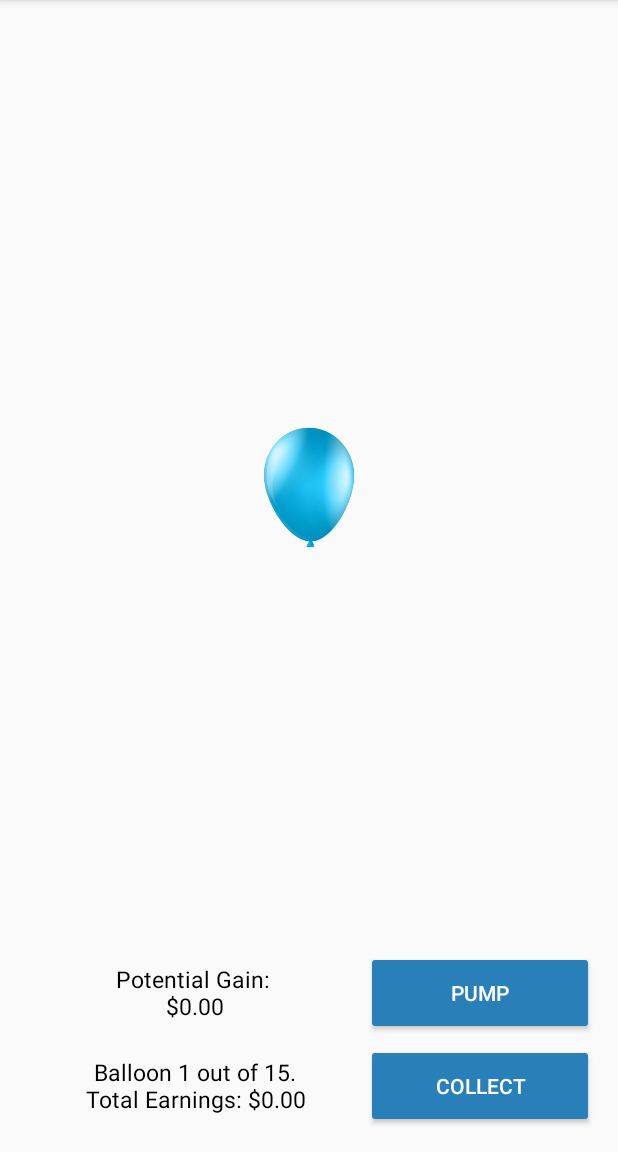
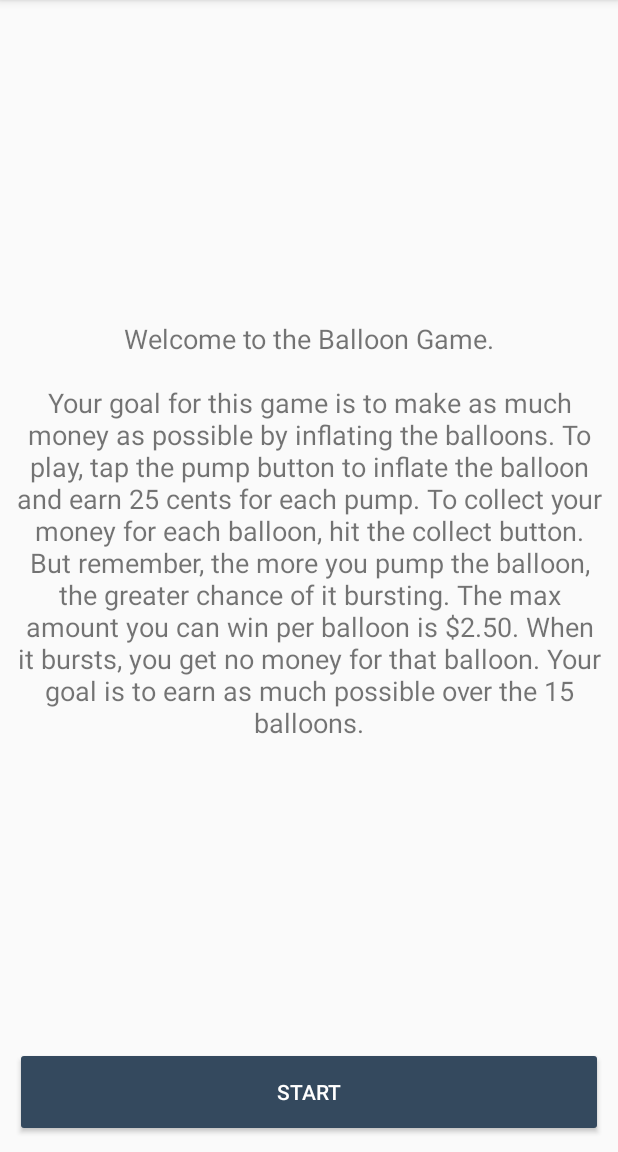
Before and after one commit to smalldatalab/android-gonogo, an Android app: the BalloonGame screen opened directly, with no data from a screen before it, on a phone screen of 412 x 824 dp, the part 84-1236 px from its top. Run offline under Robolectric (Android 15) with nearby library versions, the phone set to English and light mode, and no system bars; libraries missing offline, so code that uses them is left out: tyrantgit.explosionfield; 1 statement that could not run was skipped.

Commit message:
Balloon Game: Design + Basic UX

```diff
--- a/app/build.gradle
+++ b/app/build.gradle
@@ -25,4 +25,5 @@ dependencies {
     compile 'com.android.support:appcompat-v7:23.3.0'
     compile 'com.android.support:support-v4:23.3.0'
     compile 'com.google.android.gms:play-services:8.4.0'
+    compile 'tyrantgit:explosionfield:1.0.1'
 }
--- a/app/src/main/java/org/ohmage/pulsus/BalloonGame.java
+++ b/app/src/main/java/org/ohmage/pulsus/BalloonGame.java
@@ -1,13 +1,126 @@
 package org.ohmage.pulsus;
 
+import android.os.Handler;
+import android.support.annotation.Nullable;
 import android.support.v7.app.AppCompatActivity;
 import android.os.Bundle;
+import android.transition.Explode;
+import android.util.Log;
+import android.view.MotionEvent;
+import android.view.View;
+import android.widget.Button;
+import android.widget.ImageView;
+import android.widget.RelativeLayout;
+import android.widget.Toast;
+
+import tyrantgit.explosionfield.ExplosionAnimator;
+import tyrantgit.explosionfield.ExplosionField;
 
 public class BalloonGame extends AppCompatActivity {
+
+    // Constants
+    final float SCALE_ORIGINAL = 0.2f;
+    final float SCALE_X = 0.1f;
+    final float SCALE_Y = 0.08f;
+    final int MAX_PUMPS = 12;
+    final int numberOfBalloons = 15;
+    final float gainsPerPump = 0.25f;
+
+    // UI
+    ImageView balloonImageView;
+    Button pumpButton;
+    Button collectButton;
+    RelativeLayout instructionsLayout;
+    RelativeLayout gameLayout;
+    Button startButton;
+
+    // Test Variables
+    private ExplosionField mExplosionField;
+    int pumps = 0;
+
 
     @Override
     protected void onCreate(Bundle savedInstanceState) {
         super.onCreate(savedInstanceState);
         setContentView(R.layout.activity_balloon_game);
+
+        findViews();
+
+        // Prevent pumping or collecting before game start
+        pumpButton.setEnabled(false);
+        collectButton.setEnabled(false);
+
+        // Hide Instructions when Start is clicked
+        startButton.setOnClickListener(new View.OnClickListener() {
+            @Override
+            public void onClick(View v) {
+
+                // Hide instructions and show game layout
+                instructionsLayout.animate().setDuration(300).alpha(0.f);
+                gameLayout.animate().setDuration(300).alpha(1.f);
+                gameLayout.bringToFront();
+
+                // Allow for pump and collect
+                pumpButton.setEnabled(true);
+                collectButton.setEnabled(true);
+            }
+        });
+        mExplosionField = ExplosionField.attach2Window(this);
+
+        pumpButton.setOnClickListener(new View.OnClickListener() {
+            @Override
+            public void onClick(View v) {
+                tappedPump();
+            }
+        });
+
+        collectButton.setOnClickListener(new View.OnClickListener() {
+            @Override
+            public void onClick(View v) {
+                tappedCollect();
+            }
+        });
+    }
+
+    private void findViews() {
+        instructionsLayout = (RelativeLayout) findViewById(R.id.balloon_game_instructions);
+        gameLayout = (RelativeLayout) findViewById(R.id.balloon_game_layout);
+        startButton = (Button) findViewById(R.id.start_balloon_game_button);
+
+        balloonImageView = (ImageView) findViewById(R.id.balloon_image_view);
+        pumpButton = (Button) findViewById(R.id.pump_button);
+        collectButton = (Button) findViewById(R.id.collect_button);
+    }
+
+    private void resetBalloon() {
+        balloonImageView.setScaleX(SCALE_ORIGINAL);
+        balloonImageView.setScaleY(SCALE_ORIGINAL);
+        balloonImageView.setAlpha(1.f);
+        mExplosionField.clear();
+    }
+
+    private void tappedPump() {
+
+        if (pumps < MAX_PUMPS) {
+            balloonImageView.animate().scaleXBy(SCALE_X);
+            balloonImageView.animate().scaleYBy(SCALE_Y);
+            pumps++;
+
+        } else {
+            mExplosionField.explode(balloonImageView);
+            new Handler().postDelayed(new Runnable() {
+                @Override
+                public void run() {
+                    resetBalloon();
+                }
+            }, 1300);
+            pumps = 0;
+        }
+    }
+
+    private void tappedCollect() {
+        pumps = 0;
+        balloonImageView.setScaleX(SCALE_ORIGINAL);
+        balloonImageView.setScaleY(SCALE_ORIGINAL);
     }
 }
--- a/app/src/main/res/layout/activity_balloon_game.xml
+++ b/app/src/main/res/layout/activity_balloon_game.xml
@@ -1,12 +1,18 @@
 <?xml version="1.0" encoding="utf-8"?>
+
 <RelativeLayout xmlns:android="http://schemas.android.com/apk/res/android"
     xmlns:tools="http://schemas.android.com/tools"
+    android:layout_width="match_parent"
+    android:layout_height="match_parent">
+
+    <RelativeLayout
+        android:id="@+id/balloon_game_layout"
+        android:alpha="0.0"
         android:layout_width="match_parent"
         android:layout_height="match_parent"
         android:paddingBottom="@dimen/activity_vertical_margin"
         android:paddingLeft="@dimen/activity_horizontal_margin"
         android:paddingRight="@dimen/activity_horizontal_margin"
-    android:paddingTop="@dimen/activity_vertical_margin"
         tools:context="org.ohmage.pulsus.BalloonGame">
 
         <LinearLayout
@@ -31,6 +37,7 @@
                     android:gravity="center"
                     android:layout_gravity="center"/>
                 <Button
+                    android:id="@+id/pump_button"
                     android:layout_width="0dp"
                     android:layout_height="match_parent"
                     android:layout_weight=".40"
@@ -55,6 +62,7 @@
                     android:gravity="center"
                     android:layout_gravity="center"/>
                 <Button
+                    android:id="@+id/collect_button"
                     android:layout_width="0dp"
                     android:layout_height="match_parent"
                     android:layout_weight=".40"
@@ -72,13 +80,41 @@
             android:layout_height="match_parent"
             android:layout_above="@id/controls_layout">
             <ImageView
+                android:id="@+id/balloon_image_view"
                 android:layout_width="wrap_content"
                 android:layout_height="wrap_content"
                 android:layout_centerInParent="true"
                 android:scaleType="fitCenter"
-            android:scaleX=".3"
-            android:scaleY=".3"
+                android:scaleX=".2"
+                android:scaleY=".2"
                 android:src="@drawable/balloon_blue"/>
         </RelativeLayout>
 
     </RelativeLayout>
+
+    <RelativeLayout
+        android:id="@+id/balloon_game_instructions"
+        android:layout_width="match_parent"
+        android:layout_height="match_parent"
+        android:padding="10dp">
+
+        <Button
+            android:id="@+id/start_balloon_game_button"
+            android:layout_width="match_parent"
+            android:layout_height="60dp"
+            android:layout_alignParentBottom="true"
+            android:text="@string/start_task"
+            android:backgroundTint="@color/darkBlue"
+            android:textColor="@color/whiteColor"/>
+
+        <TextView
+            android:layout_width="match_parent"
+            android:layout_height="match_parent"
+            android:text="@string/balloon_game_instructions"
+            android:gravity="center"
+            android:layout_above="@id/start_balloon_game_button"
+            android:textSize="18sp" />
+
+    </RelativeLayout>
+
+</RelativeLayout>
--- a/app/src/main/res/values/strings.xml
+++ b/app/src/main/res/values/strings.xml
@@ -15,4 +15,5 @@
     <string name="start_task">Start</string>
     <string name="square_task_instructions">Welcome to the Square Task.\n\n\nOnce you start, you will be presented with a rectangle. When the rectangle turns green, tap anywhere on the screen as quickly as possible. When it turns blue, do not respond at all. \n\nThe test will take approximately 3 min.</string>
     <string name="plus">Plus</string>
+    <string name="balloon_game_instructions">Welcome to the Balloon Game.\n\nYour goal for this game is to make as much money as possible by inflating the balloons. To play, tap the pump button to inflate the balloon and earn 25 cents for each pump. To collect your money for each balloon, hit the collect button. But remember, the more you pump the balloon, the greater chance of it bursting. The max amount you can win per balloon is $2.50. When it bursts, you get no money for that balloon. Your goal is to earn as much possible over the 15 balloons.</string>
 </resources>
```
Lines whose indentation alone changed are shown as unchanged.
